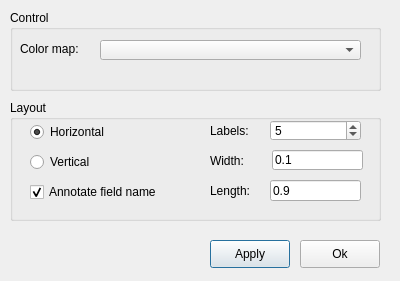
This is ElmerGUI/vtkpost/colorbar.ui in tehnick/elmerfem as Qt 5 draws it before an edit. The edited form follows.
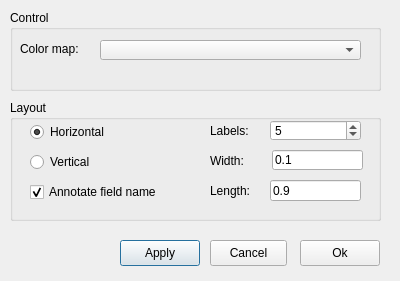
This is the edited form. Icons and pictures are not drawn.

Commit message: ElmerGUI: Added some colorbar controls in vtk widget

Patch:
```diff
--- a/ElmerGUI/vtkpost/colorbar.ui
+++ b/ElmerGUI/vtkpost/colorbar.ui
@@ -54,10 +54,10 @@
   <widget class="QPushButton" name="applyButton" >
    <property name="geometry" >
     <rect>
-     <x>210</x>
+     <x>120</x>
      <y>240</y>
      <width>80</width>
-     <height>28</height>
+     <height>26</height>
     </rect>
    </property>
    <property name="text" >
@@ -76,7 +76,7 @@
      <x>300</x>
      <y>240</y>
      <width>80</width>
-     <height>28</height>
+     <height>26</height>
     </rect>
    </property>
    <property name="text" >
@@ -225,6 +225,22 @@
     </property>
    </widget>
   </widget>
+  <widget class="QPushButton" name="cancelButton" >
+   <property name="geometry" >
+    <rect>
+     <x>210</x>
+     <y>240</y>
+     <width>77</width>
+     <height>26</height>
+    </rect>
+   </property>
+   <property name="text" >
+    <string>Cancel</string>
+   </property>
+   <property name="icon" >
+    <iconset resource="../ElmerGUI.qrc" >:/icons/dialog-close.png</iconset>
+   </property>
+  </widget>
  </widget>
  <resources>
   <include location="../ElmerGUI.qrc" />
```
The commit also changes 4 other files.
